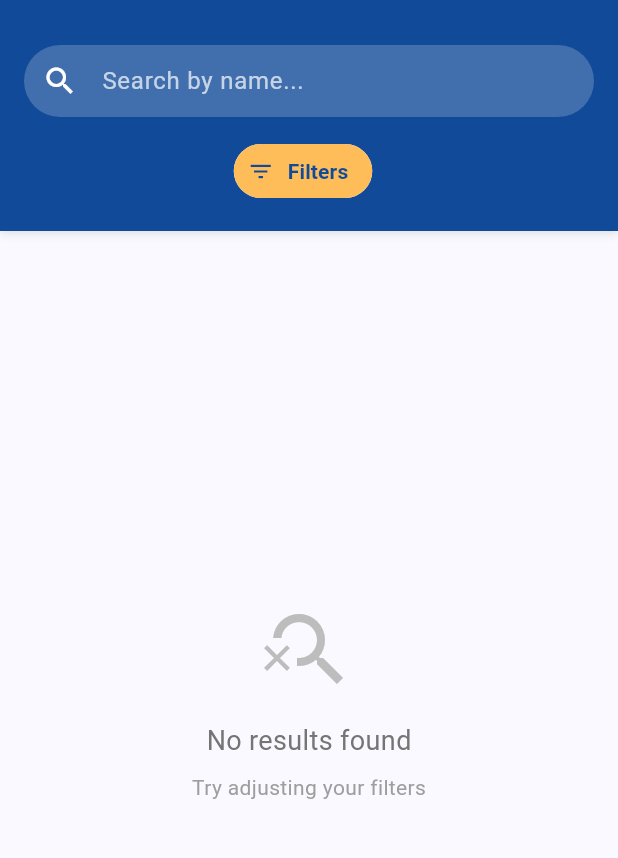
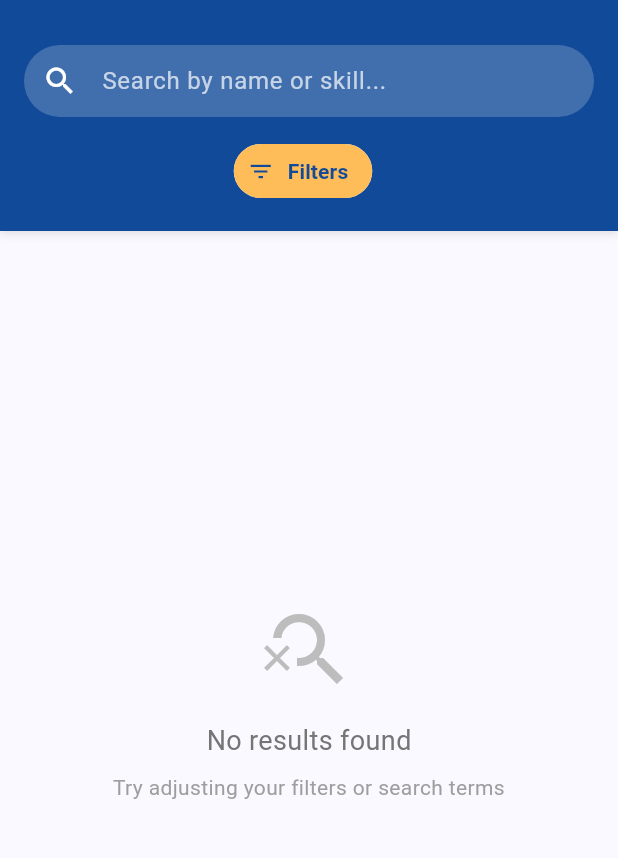
Before and after one commit to alyssahusna44/fyp-skillswap-app, a Flutter app: the screen it shows once a user with an empty profile is signed in, scrolled down 338 dp, after a tap on "Find Skills", on a phone screen of 412 x 824 dp, the part 63-921 px from its top. Run offline on Flutter 3.47's test engine with Material 3 defaults, Android fonts, the phone set to English and light mode, and no system bars; our stand-ins replace email_validator, flutter_dotenv, image_picker, supabase_flutter, table_calendar; accounts and stored records are empty.

Commit message:
Enhance user profile and reviews screens with improved UI and functionality
- Update rating display colors for better visibility
- Refactor contact button styles for consistency
- Implement enhanced search functionality to filter by skills and names
- Improve loading state management and error handling in reviews
- Add statistics calculation for user reviews

```diff
--- a/lib/search/search_screen.dart
+++ b/lib/search/search_screen.dart
@@ -1,3 +1,4 @@
+// lib/search/search_screen.dart
 // ignore_for_file: deprecated_member_use
 
 import 'package:flutter/material.dart';
@@ -5,7 +6,6 @@ import 'package:supabase_flutter/supabase_flutter.dart';
 import '../profile/user_profile_view_screen.dart';
 
 class SearchScreen extends StatefulWidget {
-  // Add these optional parameters
   final String? initialSkillName;
   final String? initialSkillLevel;
 
@@ -80,6 +80,7 @@ class _SearchScreenState extends State<SearchScreen> {
 
     try {
       final currentUserId = _supabase.auth.currentUser?.id;
+      final searchQuery = _searchController.text.trim().toLowerCase();
 
       // STEP 1: Get profiles
       var profileQuery = _supabase.from('profiles').select('''
@@ -126,14 +127,6 @@ class _SearchScreenState extends State<SearchScreen> {
         final userId = profile['id'];
         final userName = usersMap[userId] ?? 'Unknown';
 
-        // Apply text search filter on name
-        if (_searchController.text.isNotEmpty &&
-            !userName.toLowerCase().contains(
-              _searchController.text.toLowerCase(),
-            )) {
-          continue;
-        }
-
         // Get user skills
         var skillsQuery = _supabase
             .from('user_skills')
@@ -150,10 +143,38 @@ class _SearchScreenState extends State<SearchScreen> {
 
         final skillsData = await skillsQuery;
 
-        // Apply skill name filter
+        // Separate skills by level
+        final skillsToTeach = (skillsData as List)
+            .where((s) => s['skill_level'] == 'TEACH')
+            .map((s) => s['skills']['name'] as String)
+            .toList();
+
+        final skillsToLearn = (skillsData as List)
+            .where((s) => s['skill_level'] == 'LEARN')
+            .map((s) => s['skills']['name'] as String)
+            .toList();
+
+        // Combine all skills for searching
+        final allUserSkills = [...skillsToTeach, ...skillsToLearn];
+
+        // ENHANCED TEXT SEARCH: Search in both name AND skills
+        bool matchesTextSearch = true;
+        if (searchQuery.isNotEmpty) {
+          final nameMatches = userName.toLowerCase().contains(searchQuery);
+          final skillMatches = allUserSkills.any(
+            (skill) => skill.toLowerCase().contains(searchQuery),
+          );
+          matchesTextSearch = nameMatches || skillMatches;
+        }
+
+        if (!matchesTextSearch) {
+          continue;
+        }
+
+        // Apply skill name filter (from dropdown)
         if (_selectedSkillFilter != null && _selectedSkillFilter!.isNotEmpty) {
-          final hasSkill = (skillsData as List).any(
-            (s) => s['skills']['name'] == _selectedSkillFilter!,
+          final hasSkill = allUserSkills.any(
+            (skill) => skill == _selectedSkillFilter!,
           );
           if (!hasSkill) {
             continue;
@@ -164,21 +185,10 @@ class _SearchScreenState extends State<SearchScreen> {
         if ((_selectedSkillFilter != null &&
                 _selectedSkillFilter!.isNotEmpty) ||
             _skillLevelFilter != 'ALL') {
-          if ((skillsData as List).isEmpty) {
+          if (allUserSkills.isEmpty) {
             continue;
           }
         }
-
-        // Separate skills by level
-        final skillsToTeach = (skillsData as List)
-            .where((s) => s['skill_level'] == 'TEACH')
-            .map((s) => s['skills']['name'] as String)
-            .toList();
-
-        final skillsToLearn = (skillsData as List)
-            .where((s) => s['skill_level'] == 'LEARN')
-            .map((s) => s['skills']['name'] as String)
-            .toList();
 
         results.add({
           'id': userId,
@@ -266,12 +276,12 @@ class _SearchScreenState extends State<SearchScreen> {
             ),
             child: Column(
               children: [
-                // Search field
+                // Search field with improved hint
                 TextField(
                   controller: _searchController,
                   style: const TextStyle(color: Colors.white),
                   decoration: InputDecoration(
-                    hintText: 'Search by name...',
+                    hintText: 'Search by name or skill...', // Updated hint
                     hintStyle: TextStyle(color: Colors.white.withOpacity(0.7)),
                     prefixIcon: const Icon(Icons.search, color: Colors.white),
                     suffixIcon: _searchController.text.isNotEmpty
@@ -295,6 +305,12 @@ class _SearchScreenState extends State<SearchScreen> {
                     ),
                   ),
                   onSubmitted: (_) => _performSearch(),
+                  onChanged: (value) {
+                    // Perform search as user types
+                    if (value.isEmpty || value.length >= 2) {
+                      _performSearch();
+                    }
+                  },
                 ),
                 const SizedBox(height: 12),
 
@@ -308,33 +324,25 @@ class _SearchScreenState extends State<SearchScreen> {
                         avatar: Icon(
                           Icons.filter_list,
                           size: 18,
-                          color: Theme.of(
-                            context,
-                          ).primaryColor, // Uses the dark blue (#114A99)
+                          color: Theme.of(context).primaryColor,
                         ),
                         label: Text(
                           'Filters',
                           style: TextStyle(
-                            color: Theme.of(
-                              context,
-                            ).primaryColor, // Uses the dark blue (#114A99)
+                            color: Theme.of(context).primaryColor,
                             fontWeight: FontWeight.bold,
                           ),
                         ),
-                        // backgroundColor uses the accent color (#FEBD59) defined in main.dart
-                        backgroundColor: Theme.of(
-                          context,
-                        ).colorScheme.secondary,
+                        backgroundColor: Theme.of(context).colorScheme.secondary,
                         onPressed: _showFilterDialog,
-                        side: BorderSide
-                            .none, // Removes the border for a cleaner look
+                        side: BorderSide.none,
                         shape: RoundedRectangleBorder(
                           borderRadius: BorderRadius.circular(20),
                         ),
                       ),
                       const SizedBox(width: 8),
 
-                      // Active filter chips (Updated for better readability)
+                      // Active filter chips
                       if (_selectedSkillFilter != null) ...[
                         Chip(
                           label: Text(
@@ -419,8 +427,9 @@ class _SearchScreenState extends State<SearchScreen> {
                         ),
                         const SizedBox(height: 8),
                         Text(
-                          'Try adjusting your filters',
+                          'Try adjusting your filters or search terms',
                           style: TextStyle(color: Colors.grey[500]),
+                          textAlign: TextAlign.center,
                         ),
                       ],
                     ),
@@ -440,7 +449,7 @@ class _SearchScreenState extends State<SearchScreen> {
   }
 }
 
-// Filter Bottom Sheet
+// Filter Bottom Sheet (unchanged)
 class _FilterBottomSheet extends StatefulWidget {
   final List<String> availableSkills;
   final String? selectedSkill;
@@ -652,7 +661,7 @@ class _FilterBottomSheetState extends State<_FilterBottomSheet> {
   }
 }
 
-// User Card Widget
+// User Card Widget (unchanged)
 class _UserCard extends StatelessWidget {
   final Map<String, dynamic> user;
 
@@ -670,7 +679,6 @@ class _UserCard extends StatelessWidget {
       shape: RoundedRectangleBorder(borderRadius: BorderRadius.circular(12)),
       child: InkWell(
         onTap: () {
-          // Navigate to user profile detail
           Navigator.push(
             context,
             MaterialPageRoute(
```
Also changed, not shown: lib/profile/user_profile_view_screen.dart (+47 -21 lines), lib/reviews/user_reviews_screen.dart (+138 -22 lines).
